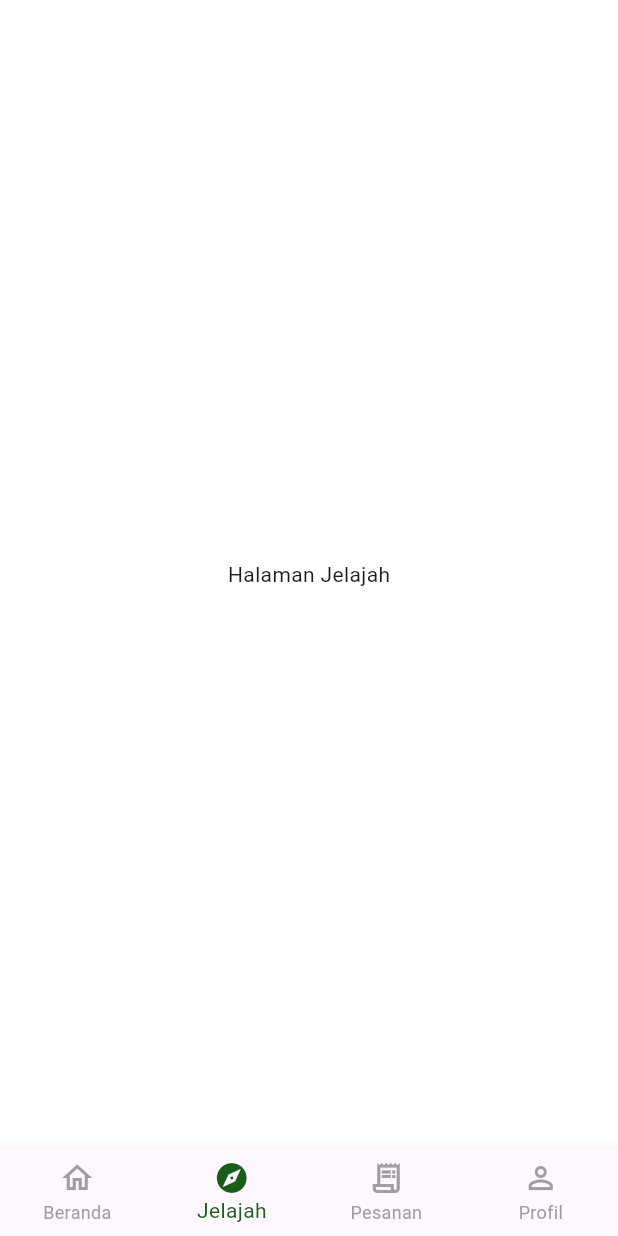
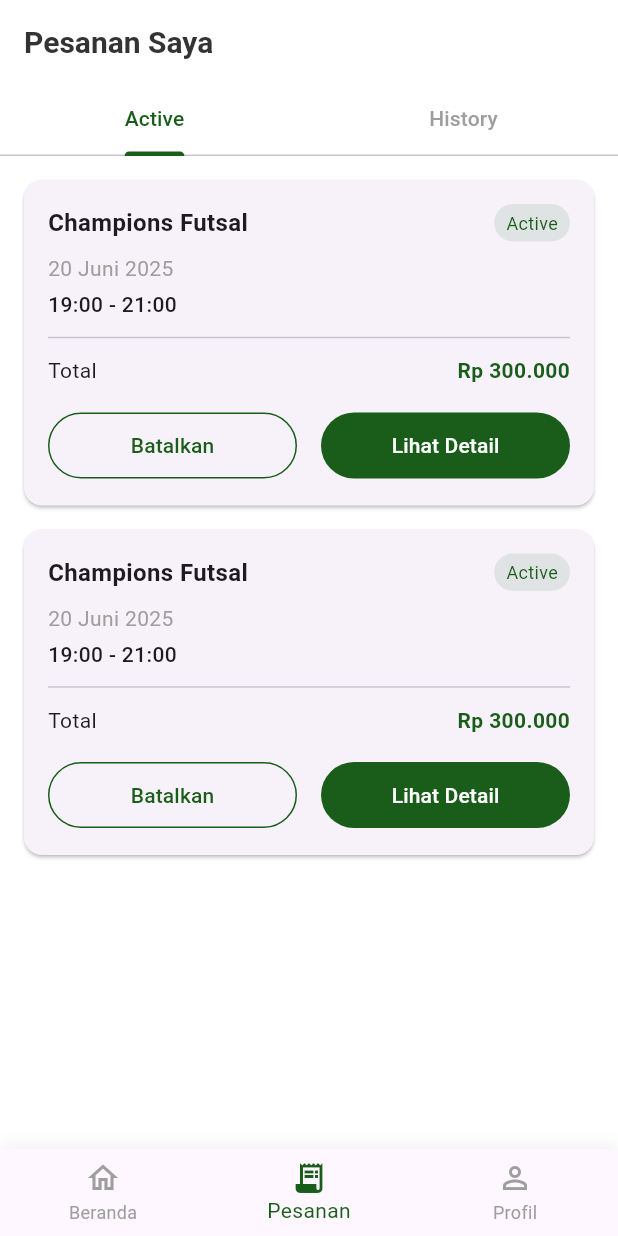
Before and after one commit to BonangS/Sportify-SportsBookingApp, a Flutter app: the MainScreen screen opened directly, item 2 of the bottom bar chosen, on a phone screen of 412 x 824 dp. Run offline on Flutter 3.47's test engine with Material 3 defaults, Android fonts, the phone set to English and light mode, and no system bars; missing offline and left inert: flutter_carousel_slider; network calls fail.

Commit message:
upload 2

```diff
--- a/lib/screens/main_screen.dart
+++ b/lib/screens/main_screen.dart
@@ -1,5 +1,7 @@
 import 'package:flutter/material.dart';
 import 'package:sport_application/screens/home_screen.dart';
+import 'package:sport_application/screens/orders_screen.dart';
+import 'package:sport_application/screens/profile_screen.dart';
 import 'package:sport_application/utils/app_colors.dart';
 
 class MainScreen extends StatefulWidget {
@@ -12,14 +14,14 @@ class MainScreen extends StatefulWidget {
 class _MainScreenState extends State<MainScreen> {
   int _selectedIndex = 0;
 
-  // Untuk sementara, screen lain kita ganti dengan placeholder
-  static final List<Widget> _widgetOptions = <Widget>[
-    const HomeScreen(),
-    const Center(child: Text('Halaman Jelajah')),
-    const Center(child: Text('Halaman Pesanan Saya')),
-    const Center(child: Text('Halaman Profil')),
+  // List of all screens
+  final List<Widget> _screens = const [
+    HomeScreen(),
+    OrdersScreen(),
+    ProfileScreen(),
   ];
 
+  // Function to handle tab changes
   void _onItemTapped(int index) {
     setState(() {
       _selectedIndex = index;
@@ -29,18 +31,26 @@ class _MainScreenState extends State<MainScreen> {
   @override
   Widget build(BuildContext context) {
     return Scaffold(
-      body: _widgetOptions.elementAt(_selectedIndex),
-      bottomNavigationBar: BottomNavigationBar(
+      body: IndexedStack(
+        index: _selectedIndex,
+        children: _screens,
+      ),
+      bottomNavigationBar: Container(
+        decoration: BoxDecoration(
+          boxShadow: [
+            BoxShadow(
+              color: Colors.grey.withOpacity(0.2),
+              spreadRadius: 1,
+              blurRadius: 10,
+            ),
+          ],
+        ),
+        child: BottomNavigationBar(
           items: const <BottomNavigationBarItem>[
             BottomNavigationBarItem(
               icon: Icon(Icons.home_outlined),
               activeIcon: Icon(Icons.home),
               label: 'Beranda',
-          ),
-          BottomNavigationBarItem(
-            icon: Icon(Icons.explore_outlined),
-            activeIcon: Icon(Icons.explore),
-            label: 'Jelajah',
             ),
             BottomNavigationBarItem(
               icon: Icon(Icons.receipt_long_outlined),
@@ -57,8 +67,10 @@ class _MainScreenState extends State<MainScreen> {
           selectedItemColor: AppColors.primary,
           unselectedItemColor: Colors.grey,
           showUnselectedLabels: true,
+          type: BottomNavigationBarType.fixed,
+          elevation: 0,
           onTap: _onItemTapped,
-        type: BottomNavigationBarType.fixed,
+        ),
       ),
     );
   }
--- /dev/null
+++ b/lib/screens/orders_screen.dart
@@ -0,0 +1,221 @@
+import 'package:flutter/material.dart';
+import 'package:sport_application/utils/app_colors.dart';
+
+class OrdersScreen extends StatelessWidget {
+  const OrdersScreen({super.key});
+
+  @override
+  Widget build(BuildContext context) {
+    return DefaultTabController(
+      length: 2,
+      child: Scaffold(
+        appBar: AppBar(
+          title: const Text(
+            'Pesanan Saya',
+            style: TextStyle(color: AppColors.textDark),
+          ),
+          backgroundColor: Colors.white,
+          elevation: 0,
+          bottom: TabBar(
+            labelColor: AppColors.primary,
+            unselectedLabelColor: Colors.grey,
+            indicatorColor: AppColors.primary,
+            tabs: const [
+              Tab(text: 'Active'),
+              Tab(text: 'History'),
+            ],
+          ),
+        ),
+        body: TabBarView(
+          children: [
+            // Active Orders Tab
+            ListView.builder(
+              padding: const EdgeInsets.all(16),
+              itemCount: 2, // Dummy data count
+              itemBuilder: (context, index) {
+                return Card(
+                  margin: const EdgeInsets.only(bottom: 16),
+                  child: Padding(
+                    padding: const EdgeInsets.all(16),
+                    child: Column(
+                      crossAxisAlignment: CrossAxisAlignment.start,
+                      children: [
+                        Row(
+                          mainAxisAlignment: MainAxisAlignment.spaceBetween,
+                          children: [
+                            const Text(
+                              'Champions Futsal',
+                              style: TextStyle(
+                                fontSize: 16,
+                                fontWeight: FontWeight.bold,
+                              ),
+                            ),
+                            Container(
+                              padding: const EdgeInsets.symmetric(
+                                horizontal: 8,
+                                vertical: 4,
+                              ),
+                              decoration: BoxDecoration(
+                                color: AppColors.primary.withOpacity(0.1),
+                                borderRadius: BorderRadius.circular(20),
+                              ),
+                              child: const Text(
+                                'Active',
+                                style: TextStyle(
+                                  color: AppColors.primary,
+                                  fontSize: 12,
+                                ),
+                              ),
+                            ),
+                          ],
+                        ),
+                        const SizedBox(height: 8),
+                        const Text(
+                          '20 Juni 2025',
+                          style: TextStyle(color: Colors.grey),
+                        ),
+                        const SizedBox(height: 4),
+                        const Text(
+                          '19:00 - 21:00',
+                          style: TextStyle(
+                            fontWeight: FontWeight.w500,
+                          ),
+                        ),
+                        const Divider(height: 24),
+                        Row(
+                          mainAxisAlignment: MainAxisAlignment.spaceBetween,
+                          children: [
+                            const Text('Total'),
+                            Text(
+                              'Rp 300.000',
+                              style: TextStyle(
+                                color: AppColors.primary,
+                                fontWeight: FontWeight.bold,
+                              ),
+                            ),
+                          ],
+                        ),
+                        const SizedBox(height: 16),
+                        Row(
+                          children: [
+                            Expanded(
+                              child: OutlinedButton(
+                                onPressed: () {},
+                                style: OutlinedButton.styleFrom(
+                                  foregroundColor: AppColors.primary,
+                                  side: const BorderSide(color: AppColors.primary),
+                                  padding: const EdgeInsets.symmetric(vertical: 12),
+                                ),
+                                child: const Text('Batalkan'),
+                              ),
+                            ),
+                            const SizedBox(width: 16),
+                            Expanded(
+                              child: FilledButton(
+                                onPressed: () {},
+                                style: FilledButton.styleFrom(
+                                  backgroundColor: AppColors.primary,
+                                  padding: const EdgeInsets.symmetric(vertical: 12),
+                                ),
+                                child: const Text('Lihat Detail'),
+                              ),
+                            ),
+                          ],
+                        ),
+                      ],
+                    ),
+                  ),
+                );
+              },
+            ),
+            // History Tab
+            ListView.builder(
+              padding: const EdgeInsets.all(16),
+              itemCount: 3, // Dummy data count
+              itemBuilder: (context, index) {
+                return Card(
+                  margin: const EdgeInsets.only(bottom: 16),
+                  child: Padding(
+                    padding: const EdgeInsets.all(16),
+                    child: Column(
+                      crossAxisAlignment: CrossAxisAlignment.start,
+                      children: [
+                        Row(
+                          mainAxisAlignment: MainAxisAlignment.spaceBetween,
+                          children: [
+                            const Text(
+                              'Garuda Badminton Hall',
+                              style: TextStyle(
+                                fontSize: 16,
+                                fontWeight: FontWeight.bold,
+                              ),
+                            ),
+                            Container(
+                              padding: const EdgeInsets.symmetric(
+                                horizontal: 8,
+                                vertical: 4,
+                              ),
+                              decoration: BoxDecoration(
+                                color: Colors.grey.withOpacity(0.1),
+                                borderRadius: BorderRadius.circular(20),
+                              ),
+                              child: const Text(
+                                'Completed',
+                                style: TextStyle(
+                                  color: Colors.grey,
+                                  fontSize: 12,
+                                ),
+                              ),
+                            ),
+                          ],
+                        ),
+                        const SizedBox(height: 8),
+                        const Text(
+                          '15 Juni 2025',
+                          style: TextStyle(color: Colors.grey),
+                        ),
+                        const SizedBox(height: 4),
+                        const Text(
+                          '18:00 - 20:00',
+                          style: TextStyle(
+                            fontWeight: FontWeight.w500,
+                          ),
+                        ),
+                        const Divider(height: 24),
+                        Row(
+                          mainAxisAlignment: MainAxisAlignment.spaceBetween,
+                          children: [
+                            const Text('Total'),
+                            Text(
+                              'Rp 170.000',
+                              style: TextStyle(
+                                color: AppColors.primary,
+                                fontWeight: FontWeight.bold,
+                              ),
+                            ),
+                          ],
+                        ),
+                        const SizedBox(height: 16),
+                        SizedBox(
+                          width: double.infinity,
+                          child: FilledButton(
+                            onPressed: () {},
+                            style: FilledButton.styleFrom(
+                              backgroundColor: AppColors.primary,
+                              padding: const EdgeInsets.symmetric(vertical: 12),
+                            ),
+                            child: const Text('Pesan Lagi'),
+                          ),
+                        ),
+                      ],
+                    ),
+                  ),
+                );
+              },
+            ),
+          ],
+        ),
+      ),
+    );
+  }
+}
```
Also changed, not shown: lib/main.dart (+13 -3 lines), lib/screens/profile_screen.dart (added, +159 -0 lines). Lines whose indentation alone changed are shown as unchanged.
